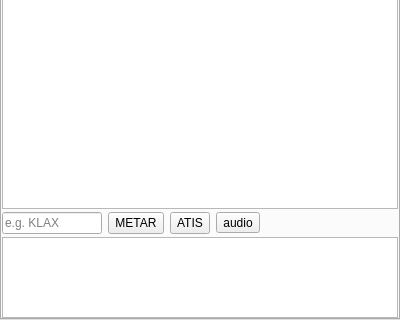
Above: src/blackgui/components/atcstationcomponent.ui from swift-project/pilotclient before the change; both pictures show x 0 to 400 and y 142 to 462 of the 400 by 462 pixel window. Below: the same form after it.
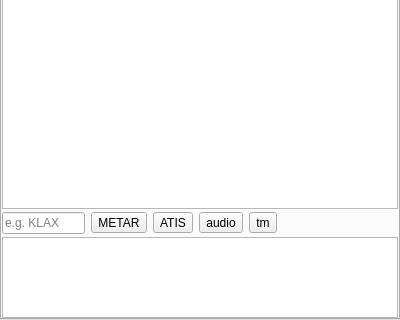
That is the form after the change. Custom widgets are drawn as their Qt base class.

Commit message: Ref T384, overlay text message in ATC station component

The edit to the form file:
```diff
--- a/src/blackgui/components/atcstationcomponent.ui
+++ b/src/blackgui/components/atcstationcomponent.ui
@@ -110,12 +110,6 @@
        </item>
        <item row="0" column="3">
         <widget class="QToolButton" name="tb_AtcStationsAtisReload">
-         <property name="sizePolicy">
-          <sizepolicy hsizetype="Preferred" vsizetype="Preferred">
-           <horstretch>0</horstretch>
-           <verstretch>0</verstretch>
-          </sizepolicy>
-         </property>
          <property name="toolTip">
           <string>Reload ATIS</string>
          </property>
@@ -126,12 +120,6 @@
        </item>
        <item row="0" column="2">
         <widget class="QToolButton" name="tb_AtcStationsLoadMetar">
-         <property name="sizePolicy">
-          <sizepolicy hsizetype="Preferred" vsizetype="Preferred">
-           <horstretch>0</horstretch>
-           <verstretch>0</verstretch>
-          </sizepolicy>
-         </property>
          <property name="toolTip">
           <string>Load METAR</string>
          </property>
@@ -163,6 +151,16 @@
          </property>
         </widget>
        </item>
+       <item row="0" column="5">
+        <widget class="QToolButton" name="tb_TextMessageOverlay">
+         <property name="toolTip">
+          <string>text message</string>
+         </property>
+         <property name="text">
+          <string>tm</string>
+         </property>
+        </widget>
+       </item>
       </layout>
      </widget>
     </item>
```
Left out of the diff: 1 changed line with no effect on the pictures. The commit also changes 2 other files.
